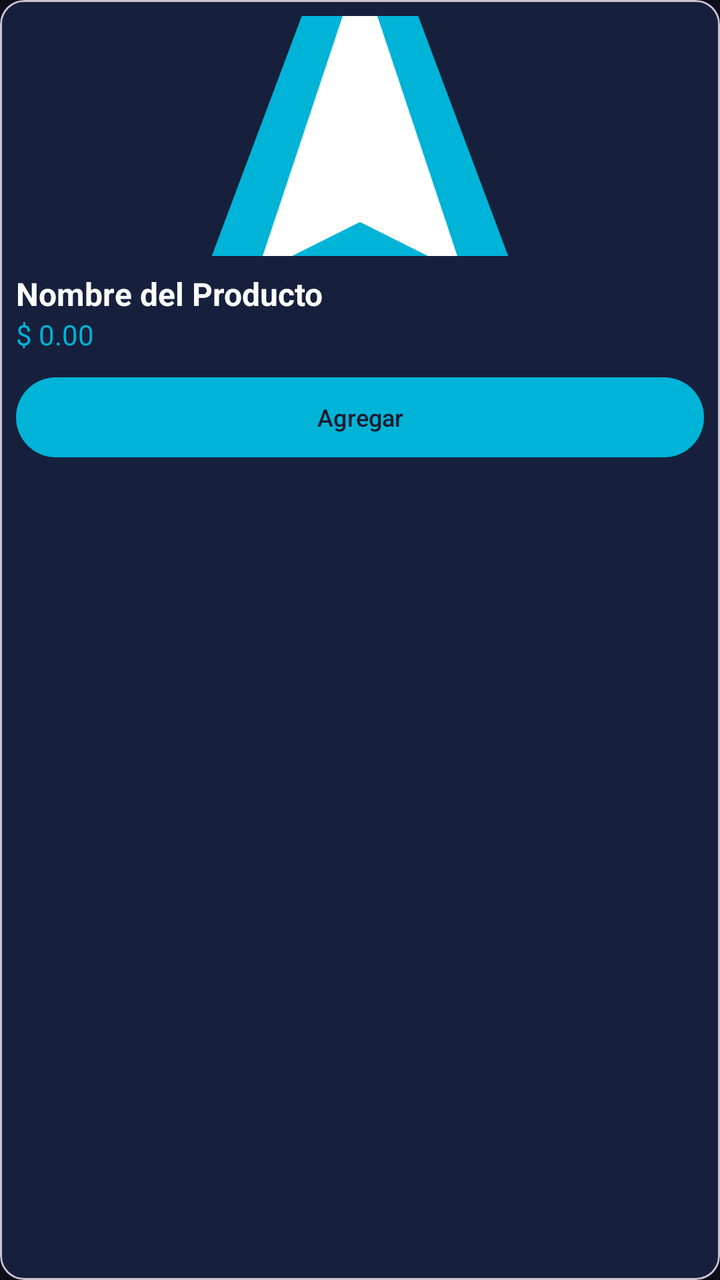
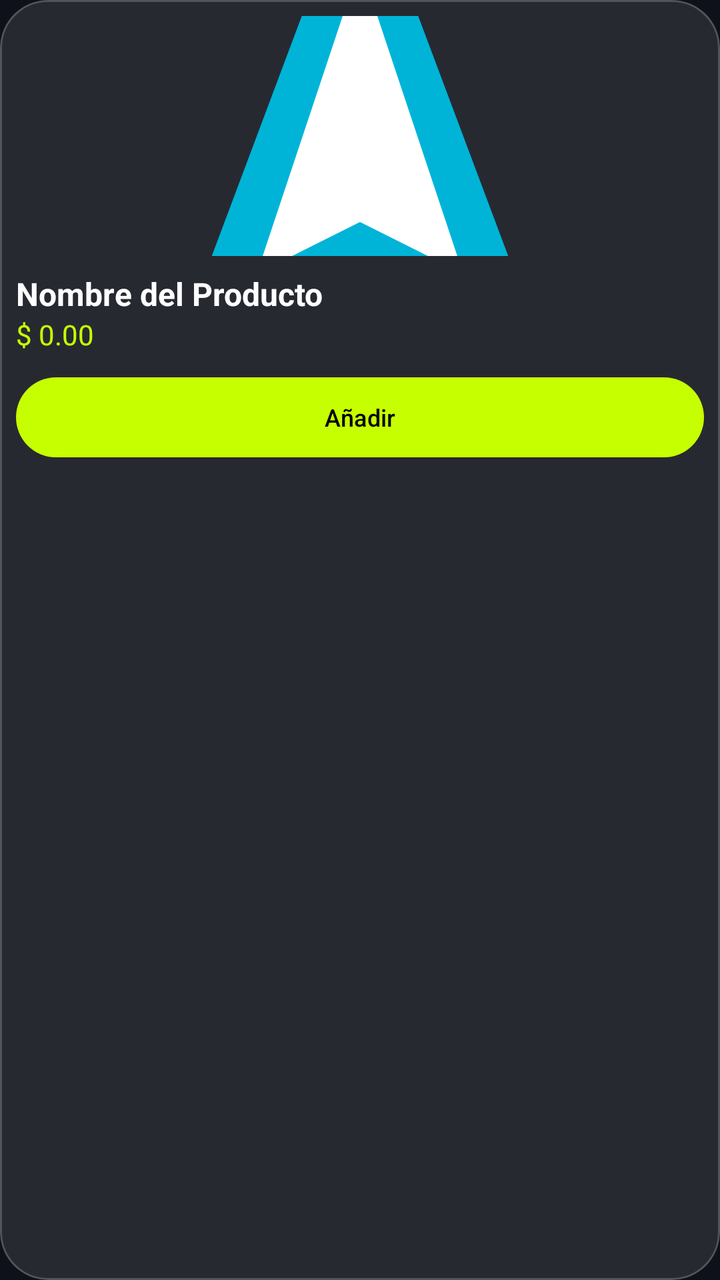

The first picture is an Android layout as it rendered before a commit; the second is the same layout after the commit. The layout source and the unified diff follow.
<!-- AndroidManifest.xml: application theme Theme.VoltCore -->
<!-- res/layout/item_product_card.xml -->
<?xml version="1.0" encoding="utf-8"?>
<com.google.android.material.card.MaterialCardView xmlns:android="http://schemas.android.com/apk/res/android"
    xmlns:app="http://schemas.android.com/apk/res-auto"
    android:layout_width="match_parent"
    android:layout_height="wrap_content"
    android:layout_margin="8dp"
    app:cardBackgroundColor="@color/colorSurface"
    app:cardCornerRadius="@dimen/card_corner_radius"
    app:cardElevation="@dimen/card_elevation">

    <LinearLayout
        android:layout_width="match_parent"
        android:layout_height="wrap_content"
        android:orientation="vertical"
        android:padding="8dp">

        <ImageView
            android:id="@+id/ivProduct"
            android:layout_width="match_parent"
            android:layout_height="120dp"
            android:scaleType="centerCrop"
            android:src="@drawable/ic_voltcore_logo"
            android:contentDescription="Producto" />

        <TextView
            android:id="@+id/tvProductName"
            android:layout_width="match_parent"
            android:layout_height="wrap_content"
            android:layout_marginTop="8dp"
            android:text="Nombre del Producto"
            android:textColor="@color/white"
            android:textSize="16sp"
            android:textStyle="bold" />

        <TextView
            android:id="@+id/tvProductPrice"
            android:layout_width="match_parent"
            android:layout_height="wrap_content"
            android:text="$ 0.00"
            android:textColor="@color/colorElectricTeal"
            android:textSize="14sp" />

        <Button
            android:id="@+id/btnAddToCart"
            style="@style/Widget.Material3.Button.TonalButton"
            android:layout_width="match_parent"
            android:layout_height="wrap_content"
            android:layout_marginTop="8dp"
            android:text="Agregar"
            android:textSize="12sp"
            app:backgroundTint="@color/colorElectricTeal"
            app:rippleColor="@color/white" />

    </LinearLayout>

</com.google.android.material.card.MaterialCardView>
<!-- resources referenced by this layout -->
<resources>
  <color name="colorElectricTeal">#00B4D8</color>
  <color name="colorSurface">#16213E</color>
  <color name="white">#FFFFFFFF</color>
  <dimen name="card_corner_radius">12dp</dimen>
  <dimen name="card_elevation">4dp</dimen>
  <!-- drawable ic_voltcore_logo (drawable) -->
  <vector xmlns:android="http://schemas.android.com/apk/res/android"
      android:width="200dp"
      android:height="200dp"
      android:viewportWidth="200"
      android:viewportHeight="200">
      <path
          android:fillColor="#00B4D8"
          android:pathData="M100,20 L160,180 L100,150 L40,180 Z" />
      <path
          android:fillColor="#FFFFFF"
          android:pathData="M100,50 L130,140 L100,125 L70,140 Z" />
  </vector>
  <style name="Theme.VoltCore" parent="Base.Theme.VoltCore" />
  <style name="Base.Theme.VoltCore" parent="Theme.Material3.DayNight.NoActionBar">
          
          <item name="colorPrimary">@color/colorPrimary</item>
          <item name="colorSecondary">@color/colorElectricTeal</item>
          <item name="android:windowBackground">@color/colorBackground</item>
          <item name="colorSurface">@color/colorSurface</item>
          <item name="colorOnSurface">@color/colorOnSurface</item>
      </style>
  <color name="colorPrimary">#1A1A2E</color>
  <color name="colorBackground">#0F0F1E</color>
  <color name="colorOnSurface">#FFFFFF</color>
</resources>

<!-- the commit's change to res/layout/item_product_card.xml (unified diff, before → after) -->
@@ -1,12 +1,10 @@
 <?xml version="1.0" encoding="utf-8"?>
 <com.google.android.material.card.MaterialCardView xmlns:android="http://schemas.android.com/apk/res/android"
     xmlns:app="http://schemas.android.com/apk/res-auto"
+    style="@style/Widget.VoltCore.Card"
     android:layout_width="match_parent"
     android:layout_height="wrap_content"
-    android:layout_margin="8dp"
-    app:cardBackgroundColor="@color/colorSurface"
-    app:cardCornerRadius="@dimen/card_corner_radius"
-    app:cardElevation="@dimen/card_elevation">
+    android:layout_margin="8dp">
 
     <LinearLayout
         android:layout_width="match_parent"
@@ -37,7 +35,7 @@
             android:layout_width="match_parent"
             android:layout_height="wrap_content"
             android:text="$ 0.00"
-            android:textColor="@color/colorElectricTeal"
+            android:textColor="@color/volt_primary"
             android:textSize="14sp" />
 
         <Button
@@ -46,10 +44,10 @@
             android:layout_width="match_parent"
             android:layout_height="wrap_content"
             android:layout_marginTop="8dp"
-            android:text="Agregar"
+            android:text="@string/add_to_cart"
             android:textSize="12sp"
-            app:backgroundTint="@color/colorElectricTeal"
-            app:rippleColor="@color/white" />
+            app:backgroundTint="@color/volt_primary"
+            android:textColor="@color/black" />
 
     </LinearLayout>
 
<!-- resource entries referenced after the edit -->
@@ -1,10 +1,8 @@
 <!-- resources referenced by this layout -->
 <resources>
-  <color name="colorElectricTeal">#00B4D8</color>
-  <color name="colorSurface">#16213E</color>
+  <color name="black">#FF000000</color>
+  <color name="volt_primary">#C6FF00</color>
   <color name="white">#FFFFFFFF</color>
-  <dimen name="card_corner_radius">12dp</dimen>
-  <dimen name="card_elevation">4dp</dimen>
   <!-- drawable ic_voltcore_logo (drawable) -->
   <vector xmlns:android="http://schemas.android.com/apk/res/android"
       android:width="200dp"
@@ -18,17 +16,23 @@
           android:fillColor="#FFFFFF"
           android:pathData="M100,50 L130,140 L100,125 L70,140 Z" />
   </vector>
+  <string name="add_to_cart">Añadir</string>
+  <style name="Widget.VoltCore.Card" parent="Widget.Material3.CardView.Filled">
+          <item name="cardCornerRadius">24dp</item>
+          <item name="cardBackgroundColor">@color/glass_surface</item>
+          <item name="strokeColor">@color/glass_stroke</item>
+          <item name="strokeWidth">1dp</item>
+      </style>
   <style name="Theme.VoltCore" parent="Base.Theme.VoltCore" />
+  <color name="glass_surface">#1AFFFFFF</color>
+  <color name="glass_stroke">#33FFFFFF</color>
   <style name="Base.Theme.VoltCore" parent="Theme.Material3.DayNight.NoActionBar">
           
-          <item name="colorPrimary">@color/colorPrimary</item>
-          <item name="colorSecondary">@color/colorElectricTeal</item>
-          <item name="android:windowBackground">@color/colorBackground</item>
-          <item name="colorSurface">@color/colorSurface</item>
-          <item name="colorOnSurface">@color/colorOnSurface</item>
+          <item name="colorPrimary">@color/volt_primary</item>
+          <item name="android:windowBackground">@color/volt_background</item>
+          <item name="colorSurface">@color/glass_surface</item>
+          <item name="colorOnSurface">@color/white</item>
       </style>
-  <color name="colorPrimary">#1A1A2E</color>
-  <color name="colorBackground">#0F0F1E</color>
-  <color name="colorOnSurface">#FFFFFF</color>
+  <color name="volt_background">#0F111A</color>
 </resources>
 
